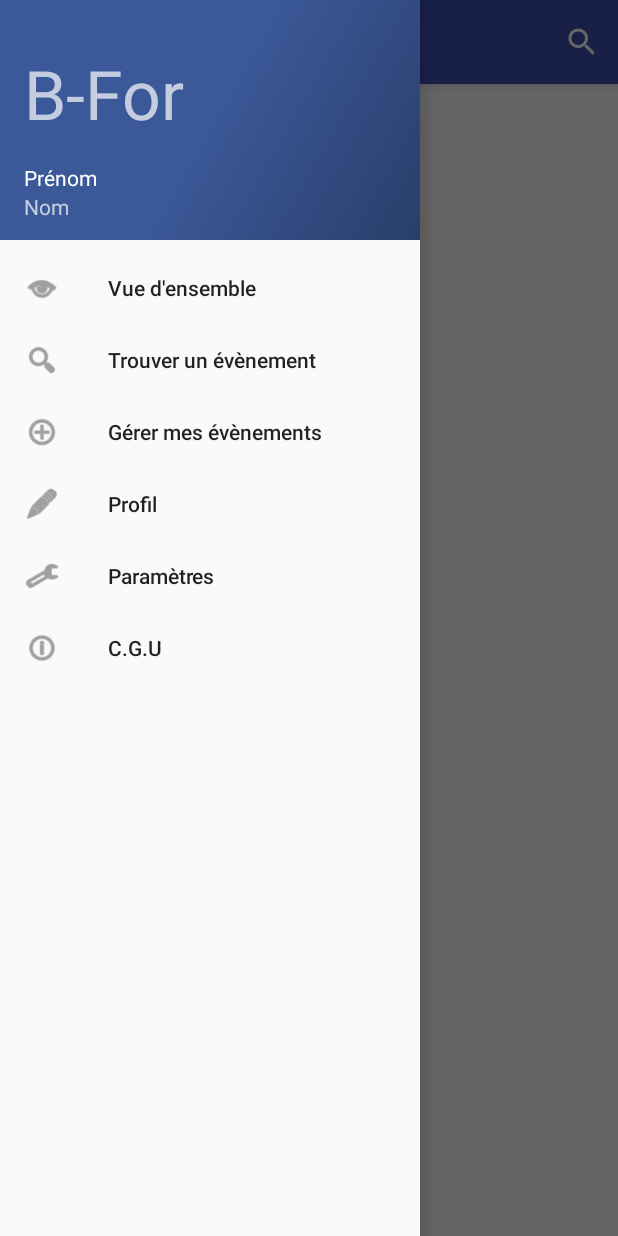
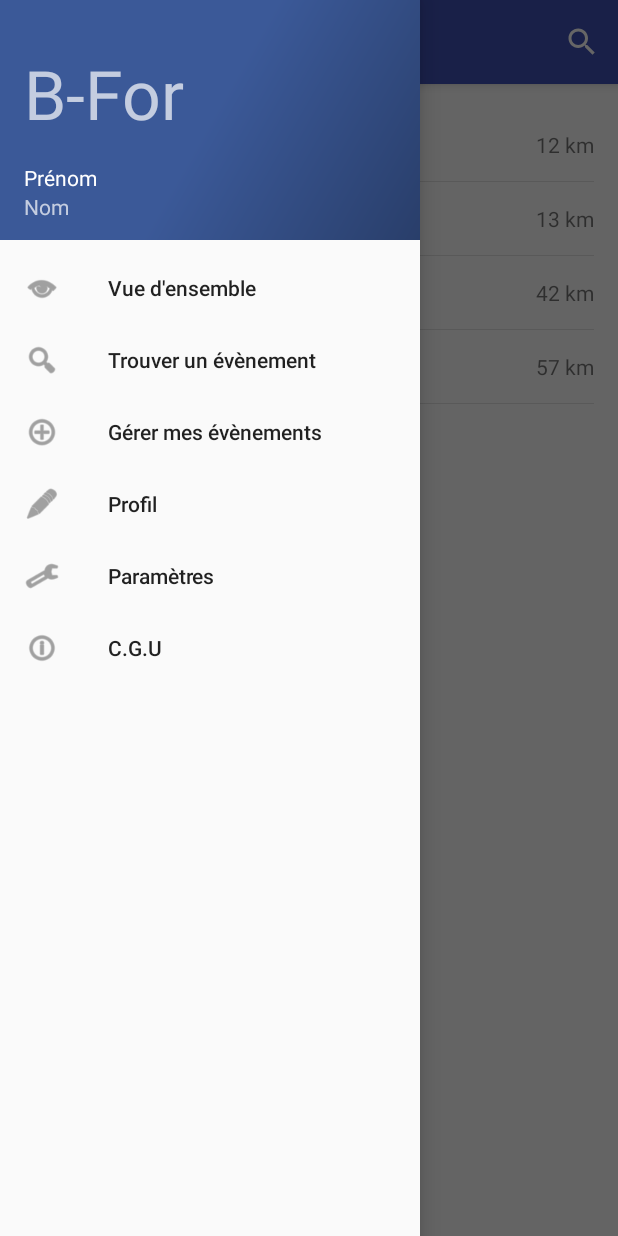
Before and after one commit to Quego/8INF872, an Android app: the fragment FindEventFragment placed in its activity, with the side drawer open, on a phone screen of 412 x 824 dp. Run offline under Robolectric (Android 15) with nearby library versions, the phone set to English and light mode, and no system bars.

Commit message:
create expandable list view

```diff
--- a/B-For/app/src/main/java/bfor8inf972/b_for/view/FindEventFragment.java
+++ b/B-For/app/src/main/java/bfor8inf972/b_for/view/FindEventFragment.java
@@ -11,9 +11,16 @@ import android.view.MenuInflater;
 import android.view.MenuItem;
 import android.view.View;
 import android.view.ViewGroup;
+import android.widget.ExpandableListView;
 import android.widget.Toast;
 
+import java.util.ArrayList;
+import java.util.Date;
+
 import bfor8inf972.b_for.R;
+import bfor8inf972.b_for.view.expandable.ExpandableViewCustomAdapter;
+import bfor8inf972.b_for.view.expandable.EventParent;
+import bfor8inf972.b_for.view.expandable.EventChild;
 
 /**
  * A simple {@link Fragment} subclass.
@@ -36,12 +43,13 @@ public class FindEventFragment extends Fragment {
     private String searchRequest;
 
     private OnFragmentInteractionListener mListener;
+    private ExpandableViewCustomAdapter listAdapter;
+    private ExpandableListView simpleExpandableListView;
+    private ArrayList<EventChild> eventList = new ArrayList<EventChild>();
 
     public FindEventFragment() {
-        searchView=null;
+        searchView = null;
     }
-
-
 
 
     @Override
@@ -56,7 +64,7 @@ public class FindEventFragment extends Fragment {
     @Override
     public void onViewStateRestored(Bundle savedInstanceState) {
 
-        if(savedInstanceState!=null) {
+        if (savedInstanceState != null) {
             searchRequest = savedInstanceState.getString("searchRequest");
         }
         super.onViewStateRestored(savedInstanceState);
@@ -75,6 +83,8 @@ public class FindEventFragment extends Fragment {
         searchView.setOnQueryTextListener(new SearchView.OnQueryTextListener() {
             @Override
             public boolean onQueryTextSubmit(String query) {
+                Toast toast = Toast.makeText(getContext(), "Please change action in " + this.getClass(), Toast.LENGTH_SHORT);
+                toast.show();
                 return false;
             }
 
@@ -103,6 +113,7 @@ public class FindEventFragment extends Fragment {
 
         }
     }
+
     /**
      * Use this factory method to create a new instance of
      * this fragment using the provided parameters.
@@ -134,9 +145,77 @@ public class FindEventFragment extends Fragment {
     @Override
     public View onCreateView(LayoutInflater inflater, ViewGroup container,
                              Bundle savedInstanceState) {
-        // Inflate the layout for this fragment
-        return inflater.inflate(R.layout.fragment_find_event, container, false);
+        View myFragmentView = inflater.inflate(R.layout.fragment_find_event, container, false);
+
+        // add data for displaying in expandable list view
+        loadData();
+
+
+        //get reference of the ExpandableListView
+        simpleExpandableListView = (ExpandableListView) myFragmentView.findViewById(R.id.simpleExpandableListView);
+        listAdapter = new ExpandableViewCustomAdapter(getContext(), eventList);
+        simpleExpandableListView.setAdapter(listAdapter);
+
+        // setOnChildClickListener listener for child row click
+        simpleExpandableListView.setOnChildClickListener(new ExpandableListView.OnChildClickListener() {
+            @Override
+            public boolean onChildClick(ExpandableListView parent, View v, int groupPosition, int childPosition, long id) {
+                //get the group header
+                EventChild headerInfo = eventList.get(groupPosition);
+                //get the child info
+                EventParent detailInfo = headerInfo.getChild();
+                return false;
+            }
+        });
+        // setOnGroupClickListener listener for group heading click
+        simpleExpandableListView.setOnGroupClickListener(new ExpandableListView.OnGroupClickListener() {
+            @Override
+            public boolean onGroupClick(ExpandableListView parent, View v, int groupPosition, long id) {
+                //get the group header
+                EventChild headerInfo = eventList.get(groupPosition);
+                return false;
+            }
+        });
+
+        return myFragmentView;
     }
+
+    //method to expand all groups
+    private void expandAll() {
+        int count = listAdapter.getGroupCount();
+        for (int i = 0; i < count; i++) {
+            simpleExpandableListView.expandGroup(i);
+        }
+    }
+
+    //method to collapse all groups
+    private void collapseAll() {
+        int count = listAdapter.getGroupCount();
+        for (int i = 0; i < count; i++) {
+            simpleExpandableListView.collapseGroup(i);
+        }
+    }
+
+    private void loadData() {
+        eventList.clear();
+        addEvent("Grosse fête ", new Date(), "12 km", "Un appartement, 50 m², une table de beer-pong ...");
+        addEvent("Soirée LAN", new Date(), "13 km", "Prenez vos manettes de Xbox et venez découvrir des jeux en local !");
+        addEvent("Fin du monde", new Date(), "42 km", "La fin du monde, la fin du monde ! La fin du monde, la fin du monde ! La fin du monde, la fin du monde ! ");
+        addEvent("C'est l'été", new Date(), "57 km", "Une piscine, des meufs, de l'alcool, soyez vous-même");
+    }
+
+
+    private void addEvent(String name, Date date, String distance, String details) {
+
+        EventParent child = new EventParent(details, 2.5f);
+
+        //check the hash map if the group already exists
+        EventChild headerInfo = new EventChild(name, distance, date, child);
+
+        eventList.add(headerInfo);
+
+    }
+
 
     // TODO: Rename method, update argument and hook method into UI event
     public void onButtonPressed(Uri uri) {
--- /dev/null
+++ b/B-For/app/src/main/java/bfor8inf972/b_for/view/expandable/EventChild.java
@@ -0,0 +1,72 @@
+package bfor8inf972.b_for.view.expandable;
+
+import java.text.SimpleDateFormat;
+import java.util.Date;
+
+/**
+ * Created by Mathias on 15/11/2016.
+ */
+
+public class EventChild {
+
+    private String name;
+    private String date;
+    private String distance;
+
+    private EventParent child;
+
+
+    public EventChild() {
+        this.name = "";
+        this.date="";
+        this.distance="";
+        this.child = null;
+    }
+
+    public EventChild(String name, String distance, Date date, EventParent child) {
+        this.name = name;
+        this.child = child;
+        this.distance = distance;
+        SimpleDateFormat sdf = new SimpleDateFormat("'Le' dd/MM/yyyy 'à' hh:mm");
+        this.date = sdf.format(date);
+    }
+
+    public EventChild(String name, String distance, String date, EventParent child) {
+        this.name = name;
+        this.child = child;
+        this.distance = distance;
+        this.date = date;
+    }
+
+    public String getName() {
+        return name;
+    }
+
+    public void setName(String name) {
+        this.name = name;
+    }
+
+    public EventParent getChild() {
+        return child;
+    }
+
+    public void setChild(EventParent child) {
+        this.child = child;
+    }
+
+    public String getDate() {
+        return date;
+    }
+
+    public void setDate(String date) {
+        this.date = date;
+    }
+
+    public String getDistance() {
+        return distance;
+    }
+
+    public void setDistance(String distance) {
+        this.distance = distance;
+    }
+}
--- /dev/null
+++ b/B-For/app/src/main/java/bfor8inf972/b_for/view/expandable/ExpandableViewCustomAdapter.java
@@ -0,0 +1,120 @@
+package bfor8inf972.b_for.view.expandable;
+
+import android.content.Context;
+import android.view.LayoutInflater;
+import android.view.View;
+import android.view.ViewGroup;
+import android.widget.BaseExpandableListAdapter;
+import android.widget.Button;
+import android.widget.RatingBar;
+import android.widget.TextView;
+import android.widget.Toast;
+
+import java.util.ArrayList;
+
+import bfor8inf972.b_for.R;
+
+/**
+ * Created by Mathias on 15/11/2016.
+ */
+
+public class ExpandableViewCustomAdapter extends BaseExpandableListAdapter {
+
+    private Context context;
+    private ArrayList<EventChild> children;
+
+    public ExpandableViewCustomAdapter(Context context, ArrayList<EventChild> children) {
+        this.context = context;
+        this.children = children;
+    }
+
+    public void remove(int index) {
+        children.remove(index);
+    }
+
+    @Override
+    public int getGroupCount() {
+        return children.size();
+    }
+
+    @Override
+    public int getChildrenCount(int groupPosition) {
+        return 1;
+    }
+
+    @Override
+    public Object getGroup(int groupPosition) {
+        return children.get(groupPosition);
+    }
+
+    @Override
+    public Object getChild(int groupPosition, int childPosition) {
+        EventParent productList = children.get(groupPosition).getChild();
+        return productList;
+    }
+
+    @Override
+    public long getGroupId(int groupPosition) {
+        return groupPosition;
+    }
+
+    @Override
+    public long getChildId(int groupPosition, int childPosition) {
+        return childPosition;
+    }
+
+    @Override
+    public boolean hasStableIds() {
+        return true;
+    }
+
+    @Override
+    public View getGroupView(int groupPosition, boolean isExpanded, View view, ViewGroup parent) {
+        EventChild currentChild = (EventChild) getGroup(groupPosition);
+        if (view == null) {
+            LayoutInflater inf = (LayoutInflater) context.getSystemService(Context.LAYOUT_INFLATER_SERVICE);
+            view = inf.inflate(R.layout.expandable_event_parent, null);
+        }
+
+        TextView title = (TextView) view.findViewById(R.id.event_title);
+        title.setText(currentChild.getName().trim());
+
+        TextView date = (TextView) view.findViewById(R.id.event_date);
+        date.setText(currentChild.getDate().trim());
+
+        TextView distance = (TextView) view.findViewById(R.id.event_distance);
+        distance.setText(currentChild.getDistance().trim());
+
+        return view;
+    }
+
+    @Override
+    public View getChildView(int groupPosition, int childPosition, boolean isLastChild, View view, ViewGroup parent) {
+
+        EventParent currentParent = (EventParent) getChild(groupPosition, childPosition);
+        if (view == null) {
+            LayoutInflater layInflater = (LayoutInflater) context.getSystemService(Context.LAYOUT_INFLATER_SERVICE);
+            view = layInflater.inflate(R.layout.expandable_event_child, null);
+        }
+
+        ((RatingBar) view.findViewById(R.id.recquired_rating)).setRating(currentParent.getMinRating());
+
+        TextView details = (TextView) view.findViewById(R.id.details);
+        details.setText(currentParent.getDetails().trim());
+
+        ((Button) view.findViewById(R.id.participate_button)).setOnClickListener(new View.OnClickListener() {
+            @Override
+            public void onClick(View v) {
+                Toast toast = Toast.makeText(v.getContext(), "Please change action in " + this.getClass(), Toast.LENGTH_SHORT);
+                toast.show();
+            }
+        });
+
+        return view;
+    }
+
+    @Override
+    public boolean isChildSelectable(int groupPosition, int childPosition) {
+        return true;
+    }
+}
--- /dev/null
+++ b/B-For/app/src/main/res/layout/expandable_event_parent.xml
@@ -0,0 +1,40 @@
+<?xml version="1.0" encoding="utf-8"?>
+<LinearLayout xmlns:android="http://schemas.android.com/apk/res/android"
+    android:layout_width="fill_parent"
+    android:layout_height="55dip"
+    android:orientation="horizontal">
+
+    <LinearLayout
+        android:layout_width="wrap_content"
+        android:layout_height="wrap_content"
+        android:orientation="vertical">
+
+        <TextView
+            android:id="@+id/event_title"
+            android:layout_width="wrap_content"
+            android:layout_height="wrap_content"
+            android:hint="title"
+            android:paddingLeft="35sp"
+            android:textAppearance="?android:attr/textAppearanceLarge"
+            android:textStyle="bold" />
+
+
+        <TextView
+            android:id="@+id/event_date"
+            android:layout_width="wrap_content"
+            android:layout_height="wrap_content"
+            android:hint="date"
+            android:paddingLeft="35sp"
+            android:textStyle="bold" />
+
+    </LinearLayout>
+
+    <TextView
+        android:id="@+id/event_distance"
+        android:layout_width="match_parent"
+        android:layout_height="match_parent"
+        android:gravity="right|center_vertical"
+        android:hint="distance" />
+
+
+</LinearLayout>
--- a/B-For/app/src/main/res/values/strings.xml
+++ b/B-For/app/src/main/res/values/strings.xml
@@ -21,4 +21,5 @@
     <string name="addEvent_title">Create Event</string>
     <string name="search_bar">Chercher évènement, lieu ...</string>
     <string name="overview_title">Vue d\'ensemble</string>
+    <string name="participate_button">Demande de participation</string>
 </resources>
```
Also changed, not shown: B-For/app/src/main/java/bfor8inf972/b_for/view/HomeActivity.java (+7 -9 lines), B-For/app/src/main/java/bfor8inf972/b_for/view/expandable/EventParent.java (added, +38 -0 lines), B-For/app/src/main/res/layout/expandable_event_child.xml (added, +74 -0 lines), B-For/app/src/main/res/layout/fragment_find_event.xml (+7 -9 lines).
